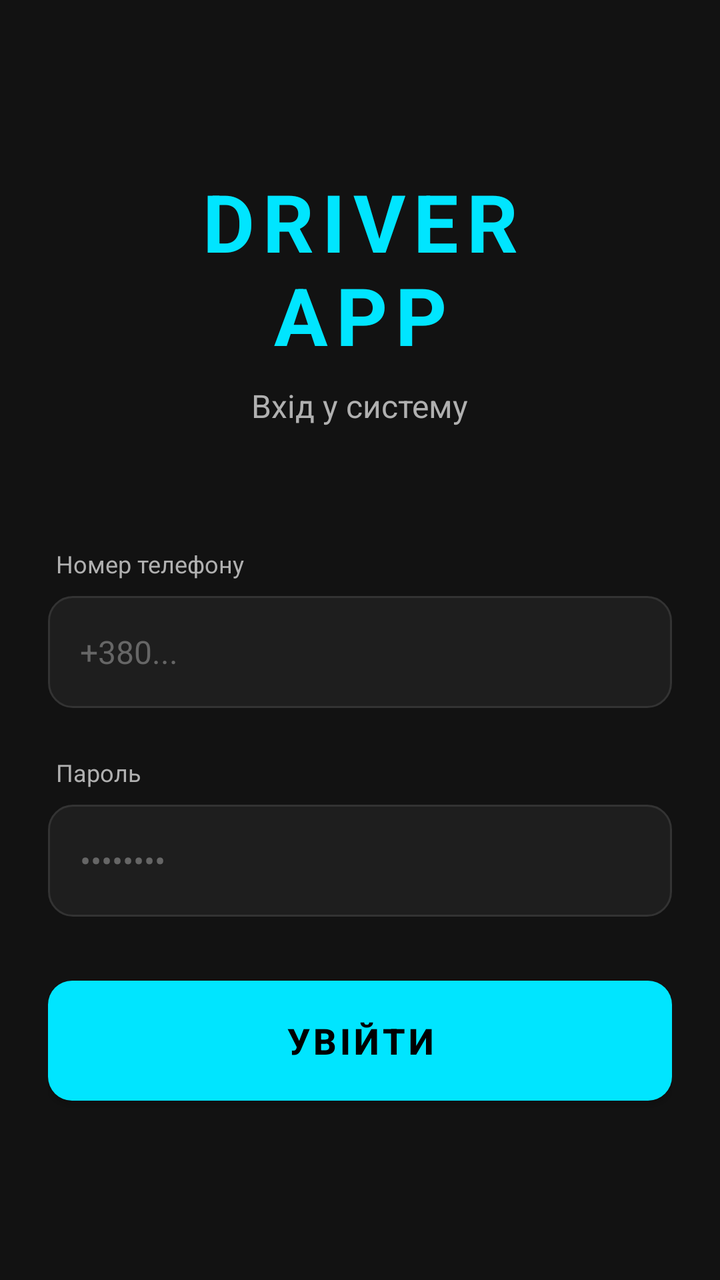
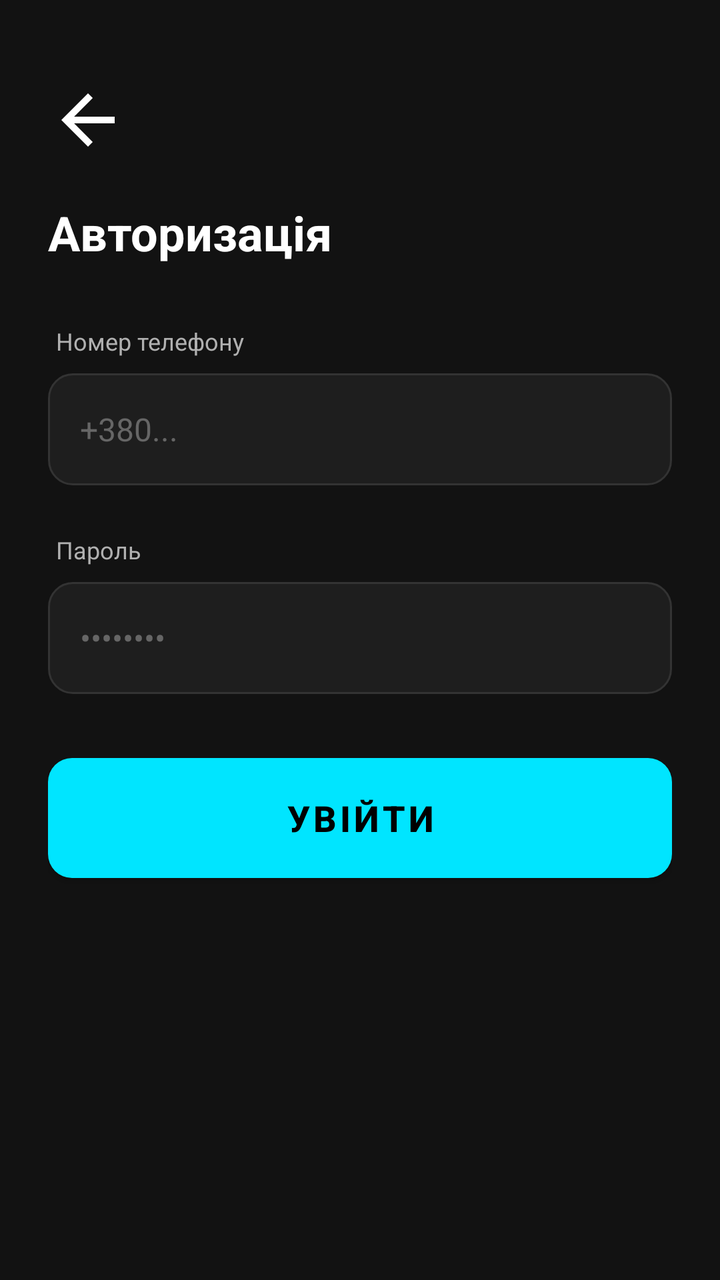

An Android layout rendered at two revisions. The XML below is the earlier revision; the diff shows what the commit changed to produce the second picture.
<!-- AndroidManifest.xml: application theme Theme.TaxiAppDriver -->
<!-- res/layout/activity_login.xml -->
<?xml version="1.0" encoding="utf-8"?>
<androidx.constraintlayout.widget.ConstraintLayout 
    xmlns:android="http://schemas.android.com/apk/res/android"
    xmlns:app="http://schemas.android.com/apk/res-auto"
    xmlns:tools="http://schemas.android.com/tools"
    android:layout_width="match_parent"
    android:layout_height="match_parent"
    android:background="@color/driver_black_bg"
    android:padding="24dp">

    <TextView
        android:id="@+id/tv_app_title"
        android:layout_width="wrap_content"
        android:layout_height="wrap_content"
        android:text="DRIVER\nAPP"
        android:textSize="40sp"
        android:textStyle="bold"
        android:textColor="@color/driver_neon_teal"
        android:gravity="center"
        android:letterSpacing="0.1"
        android:layout_marginTop="60dp"
        app:layout_constraintTop_toTopOf="parent"
        app:layout_constraintStart_toStartOf="parent"
        app:layout_constraintEnd_toEndOf="parent"/>

    <TextView
        android:id="@+id/tv_welcome"
        android:layout_width="wrap_content"
        android:layout_height="wrap_content"
        android:text="Вхід у систему"
        android:textColor="@color/driver_text_secondary"
        android:textSize="16sp"
        android:layout_marginTop="8dp"
        app:layout_constraintTop_toBottomOf="@id/tv_app_title"
        app:layout_constraintStart_toStartOf="parent"
        app:layout_constraintEnd_toEndOf="parent"/>

    <LinearLayout
        android:id="@+id/input_container"
        android:layout_width="match_parent"
        android:layout_height="wrap_content"
        android:orientation="vertical"
        android:layout_marginTop="60dp"
        app:layout_constraintTop_toBottomOf="@id/tv_welcome"
        app:layout_constraintStart_toStartOf="parent"
        app:layout_constraintEnd_toEndOf="parent">

        <TextView
            android:layout_width="wrap_content"
            android:layout_height="wrap_content"
            android:text="Номер телефону"
            android:textColor="@color/driver_text_secondary"
            android:textSize="12sp"
            android:layout_marginBottom="8dp"
            android:layout_marginStart="4dp"/>

        <EditText
            android:id="@+id/et_phone"
            android:layout_width="match_parent"
            android:layout_height="56dp"
            android:background="@drawable/bg_driver_input"
            android:hint="+380..."
            android:textColor="@color/driver_text_primary"
            android:textColorHint="#666666"
            android:paddingHorizontal="16dp"
            android:textSize="16sp"
            android:inputType="phone"
            android:layout_marginBottom="24dp"/>

        <TextView
            android:layout_width="wrap_content"
            android:layout_height="wrap_content"
            android:text="Пароль"
            android:textColor="@color/driver_text_secondary"
            android:textSize="12sp"
            android:layout_marginBottom="8dp"
            android:layout_marginStart="4dp"/>

        <EditText
            android:id="@+id/et_password"
            android:layout_width="match_parent"
            android:layout_height="56dp"
            android:background="@drawable/bg_driver_input"
            android:hint="••••••••"
            android:textColor="@color/driver_text_primary"
            android:textColorHint="#666666"
            android:paddingHorizontal="16dp"
            android:textSize="16sp"
            android:inputType="textPassword"
            android:layout_marginBottom="32dp"/>

    </LinearLayout>

    <Button
        android:id="@+id/btn_login"
        android:layout_width="match_parent"
        android:layout_height="60dp"
        android:text="УВІЙТИ"
        android:textSize="18sp"
        android:textStyle="bold"
        android:textColor="@color/driver_text_black"
        android:background="@drawable/bg_driver_btn"
        app:backgroundTint="@null" 
        app:layout_constraintTop_toBottomOf="@id/input_container"
        app:layout_constraintStart_toStartOf="parent"
        app:layout_constraintEnd_toEndOf="parent"/>

    <ProgressBar
        android:id="@+id/progress_bar"
        android:layout_width="wrap_content"
        android:layout_height="wrap_content"
        android:visibility="gone"
        android:theme="@style/ThemeOverlay.AppCompat.Dark"
        android:indeterminateTint="@color/driver_neon_teal"
        android:layout_marginTop="20dp"
        app:layout_constraintTop_toBottomOf="@id/btn_login"
        app:layout_constraintStart_toStartOf="parent"
        app:layout_constraintEnd_toEndOf="parent"/>

</androidx.constraintlayout.widget.ConstraintLayout>
<!-- resources referenced by this layout -->
<resources>
  <color name="driver_black_bg">#121212</color>
  <color name="driver_neon_teal">#00E5FF</color>
  <color name="driver_text_black">#000000</color>
  <color name="driver_text_primary">#FFFFFF</color>
  <color name="driver_text_secondary">#B0B0B0</color>
  <!-- drawable bg_driver_btn (drawable) -->
  <?xml version="1.0" encoding="utf-8"?>
  <selector xmlns:android="http://schemas.android.com/apk/res/android">
      <item android:state_pressed="true">
          <shape android:shape="rectangle">
              <solid android:color="@color/driver_teal_dim"/>
              <corners android:radius="12dp"/>
          </shape>
      </item>
      <item android:state_enabled="false">
          <shape android:shape="rectangle">
              <solid android:color="#333333"/>
              <corners android:radius="12dp"/>
          </shape>
      </item>
      <item>
          <shape android:shape="rectangle">
              <solid android:color="@color/driver_neon_teal"/>
              <corners android:radius="12dp"/>
          </shape>
      </item>
  </selector>
  <!-- drawable bg_driver_input (drawable) -->
  <?xml version="1.0" encoding="utf-8"?>
  <selector xmlns:android="http://schemas.android.com/apk/res/android">
      <item android:state_focused="true">
          <shape android:shape="rectangle">
              <solid android:color="@color/driver_card_bg"/>
              <corners android:radius="12dp"/>
              <stroke android:width="2dp" android:color="@color/driver_neon_teal"/>
          </shape>
      </item>
      <item>
          <shape android:shape="rectangle">
              <solid android:color="@color/driver_card_bg"/>
              <corners android:radius="12dp"/>
              <stroke android:width="1dp" android:color="#333333"/>
          </shape>
      </item>
  </selector>
  <style name="Theme.TaxiAppDriver" parent="Theme.MaterialComponents.DayNight.NoActionBar">
          <item name="colorPrimary">@color/driver_black_bg</item>
          <item name="colorPrimaryVariant">@color/driver_card_bg</item>
          <item name="colorOnPrimary">@color/driver_neon_teal</item>
          <item name="android:statusBarColor">@color/driver_black_bg</item>
          <item name="android:windowLightStatusBar">false</item>
      </style>
  <color name="driver_teal_dim">#00B8D4</color>
  <color name="driver_card_bg">#1E1E1E</color>
</resources>

<!-- the commit's change to res/layout/activity_login.xml (unified diff, before → after) -->
@@ -1,47 +1,40 @@
 <?xml version="1.0" encoding="utf-8"?>
-<androidx.constraintlayout.widget.ConstraintLayout 
+<androidx.constraintlayout.widget.ConstraintLayout
     xmlns:android="http://schemas.android.com/apk/res/android"
     xmlns:app="http://schemas.android.com/apk/res-auto"
-    xmlns:tools="http://schemas.android.com/tools"
     android:layout_width="match_parent"
     android:layout_height="match_parent"
     android:background="@color/driver_black_bg"
     android:padding="24dp">
 
+    <ImageView
+        android:id="@+id/btn_back"
+        android:layout_width="40dp"
+        android:layout_height="40dp"
+        android:src="@drawable/ic_arrow_back_black"
+        app:tint="@color/driver_text_primary"
+        android:layout_marginTop="16dp"
+        app:layout_constraintTop_toTopOf="parent"
+        app:layout_constraintStart_toStartOf="parent" />
     <TextView
-        android:id="@+id/tv_app_title"
+        android:id="@+id/tv_title"
         android:layout_width="wrap_content"
         android:layout_height="wrap_content"
-        android:text="DRIVER\nAPP"
-        android:textSize="40sp"
+        android:text="Авторизація"
+        android:textColor="@color/driver_text_primary"
+        android:textSize="24sp"
         android:textStyle="bold"
-        android:textColor="@color/driver_neon_teal"
-        android:gravity="center"
-        android:letterSpacing="0.1"
-        android:layout_marginTop="60dp"
-        app:layout_constraintTop_toTopOf="parent"
-        app:layout_constraintStart_toStartOf="parent"
-        app:layout_constraintEnd_toEndOf="parent"/>
-
-    <TextView
-        android:id="@+id/tv_welcome"
-        android:layout_width="wrap_content"
-        android:layout_height="wrap_content"
-        android:text="Вхід у систему"
-        android:textColor="@color/driver_text_secondary"
-        android:textSize="16sp"
-        android:layout_marginTop="8dp"
-        app:layout_constraintTop_toBottomOf="@id/tv_app_title"
-        app:layout_constraintStart_toStartOf="parent"
-        app:layout_constraintEnd_toEndOf="parent"/>
+        android:layout_marginTop="20dp"
+        app:layout_constraintTop_toBottomOf="@id/btn_back"
+        app:layout_constraintStart_toStartOf="parent" />
 
     <LinearLayout
         android:id="@+id/input_container"
         android:layout_width="match_parent"
         android:layout_height="wrap_content"
         android:orientation="vertical"
-        android:layout_marginTop="60dp"
-        app:layout_constraintTop_toBottomOf="@id/tv_welcome"
+        android:layout_marginTop="30dp"
+        app:layout_constraintTop_toBottomOf="@id/tv_title"
         app:layout_constraintStart_toStartOf="parent"
         app:layout_constraintEnd_toEndOf="parent">
 
@@ -52,7 +45,7 @@
             android:textColor="@color/driver_text_secondary"
             android:textSize="12sp"
             android:layout_marginBottom="8dp"
-            android:layout_marginStart="4dp"/>
+            android:layout_marginStart="4dp" />
 
         <EditText
             android:id="@+id/et_phone"
@@ -65,7 +58,7 @@
             android:paddingHorizontal="16dp"
             android:textSize="16sp"
             android:inputType="phone"
-            android:layout_marginBottom="24dp"/>
+            android:layout_marginBottom="24dp" />
 
         <TextView
             android:layout_width="wrap_content"
@@ -74,7 +67,7 @@
             android:textColor="@color/driver_text_secondary"
             android:textSize="12sp"
             android:layout_marginBottom="8dp"
-            android:layout_marginStart="4dp"/>
+            android:layout_marginStart="4dp" />
 
         <EditText
             android:id="@+id/et_password"
@@ -87,7 +80,7 @@
             android:paddingHorizontal="16dp"
             android:textSize="16sp"
             android:inputType="textPassword"
-            android:layout_marginBottom="32dp"/>
+            android:layout_marginBottom="32dp" />
 
     </LinearLayout>
 
@@ -100,10 +93,10 @@
         android:textStyle="bold"
         android:textColor="@color/driver_text_black"
         android:background="@drawable/bg_driver_btn"
-        app:backgroundTint="@null" 
+        app:backgroundTint="@null"
         app:layout_constraintTop_toBottomOf="@id/input_container"
         app:layout_constraintStart_toStartOf="parent"
-        app:layout_constraintEnd_toEndOf="parent"/>
+        app:layout_constraintEnd_toEndOf="parent" />
 
     <ProgressBar
         android:id="@+id/progress_bar"
@@ -115,6 +108,6 @@
         android:layout_marginTop="20dp"
         app:layout_constraintTop_toBottomOf="@id/btn_login"
         app:layout_constraintStart_toStartOf="parent"
-        app:layout_constraintEnd_toEndOf="parent"/>
+        app:layout_constraintEnd_toEndOf="parent" />
 
 </androidx.constraintlayout.widget.ConstraintLayout>
<!-- resource entries referenced after the edit -->
@@ -45,6 +45,15 @@
           </shape>
       </item>
   </selector>
+  <!-- drawable ic_arrow_back_black (drawable) -->
+  <vector xmlns:android="http://schemas.android.com/apk/res/android"
+      android:width="24dp"
+      android:height="24dp"
+      android:viewportWidth="24"
+      android:viewportHeight="24"
+      android:tint="?attr/colorOnSurface">
+      <path android:fillColor="@android:color/white" android:pathData="M20,11H7.83l5.59,-5.59L12,4l-8,8l8,8l1.41,-1.41L7.83,13H20v-2z"/>
+  </vector>
   <style name="Theme.TaxiAppDriver" parent="Theme.MaterialComponents.DayNight.NoActionBar">
           <item name="colorPrimary">@color/driver_black_bg</item>
           <item name="colorPrimaryVariant">@color/driver_card_bg</item>
